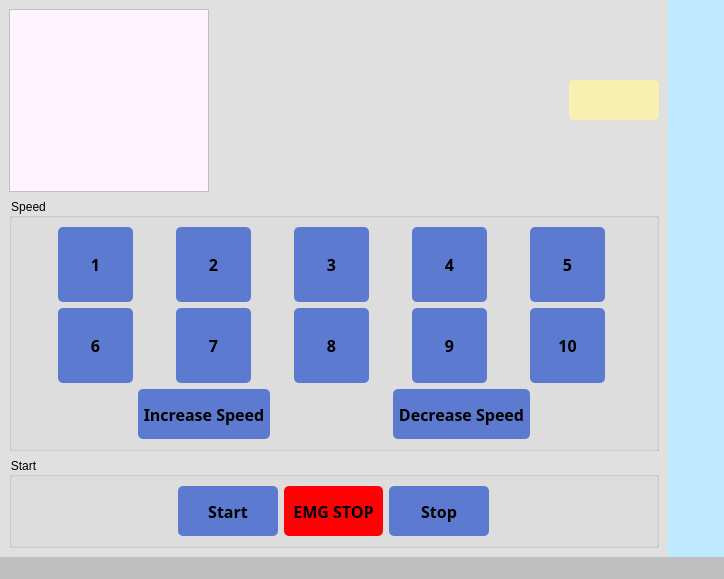
This is main.ui in AmirNikravan/Control-Monitor as Qt 5 draws it before an edit. The edited form follows.
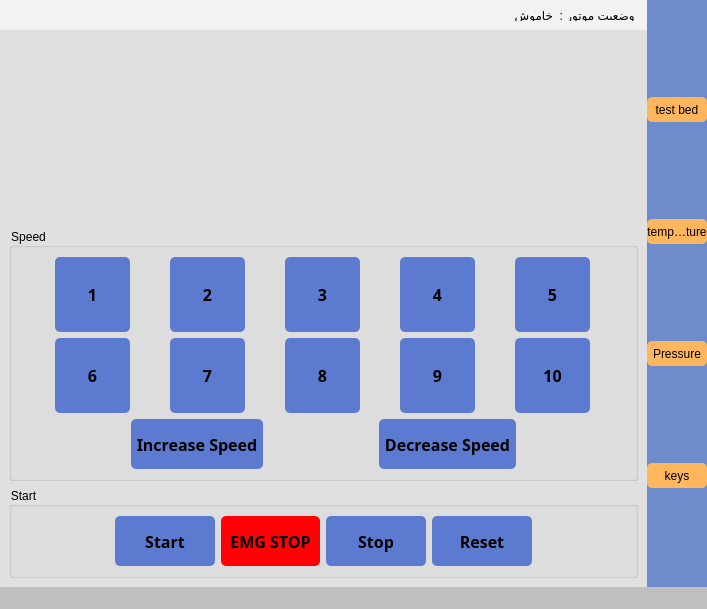
This is the edited form. Custom widgets are drawn as their Qt base class.

Diff of the .ui file:
```diff
--- a/main.ui
+++ b/main.ui
@@ -6,8 +6,8 @@
    <rect>
     <x>0</x>
     <y>0</y>
-    <width>724</width>
-    <height>574</height>
+    <width>707</width>
+    <height>591</height>
    </rect>
   </property>
   <property name="windowTitle">
@@ -37,6 +37,50 @@
      <number>0</number>
     </property>
     <item>
+     <layout class="QVBoxLayout" name="verticalLayout">
+      <item>
+       <widget class="QWidget" name="widget" native="true">
+        <property name="minimumSize">
+         <size>
+          <width>0</width>
+          <height>30</height>
+         </size>
+        </property>
+        <property name="styleSheet">
+         <string notr="true">background-color: rgb(241, 242, 243);</string>
+        </property>
+        <layout class="QHBoxLayout" name="horizontalLayout_8">
+         <item>
+          <spacer name="horizontalSpacer">
+           <property name="orientation">
+            <enum>Qt::Horizontal</enum>
+           </property>
+           <property name="sizeHint" stdset="0">
+            <size>
+             <width>40</width>
+             <height>20</height>
+            </size>
+           </property>
+          </spacer>
+         </item>
+         <item>
+          <widget class="QLabel" name="label_2">
+           <property name="text">
+            <string>خاموش</string>
+           </property>
+          </widget>
+         </item>
+         <item>
+          <widget class="QLabel" name="label">
+           <property name="text">
+            <string> وضعیت موتور :</string>
+           </property>
+          </widget>
+         </item>
+        </layout>
+       </widget>
+      </item>
+      <item>
      <widget class="QStackedWidget" name="stackedWidget">
       <property name="styleSheet">
        <string notr="true">background-color: rgb(224, 224, 224);</string>
@@ -63,20 +107,10 @@
            <number>0</number>
           </property>
           <item>
-           <widget class="QListWidget" name="listWidget">
-            <property name="maximumSize">
-             <size>
-              <width>200</width>
-              <height>16777215</height>
-             </size>
-            </property>
-            <property name="styleSheet">
-             <string notr="true">background-color: rgb(254, 243, 255);</string>
-            </property>
-           </widget>
+             <widget class="QWidget" name="rpm_gauge" native="true"/>
           </item>
           <item>
-           <widget class="AnalogGaugeWidget" name="widget" native="true">
+             <widget class="AnalogGaugeWidget" name="speed_gauge" native="true">
             <property name="minimumSize">
              <size>
               <width>320</width>
@@ -85,37 +119,6 @@
             </property>
            </widget>
           </item>
-          <item>
-           <widget class="QLabel" name="label">
-            <property name="minimumSize">
-             <size>
-              <width>90</width>
-              <height>40</height>
-             </size>
-            </property>
-            <property name="maximumSize">
-             <size>
-              <width>90</width>
-              <height>40</height>
-             </size>
-            </property>
-            <property name="font">
-             <font>
-              <family>IRANSansXFaNum</family>
-              <pointsize>14</pointsize>
-              <weight>75</weight>
-              <bold>true</bold>
-             </font>
-            </property>
-            <property name="styleSheet">
-             <string notr="true">background-color: rgb(249, 239, 177);
-border-radius : 5px;</string>
-            </property>
-            <property name="text">
-             <string/>
-            </property>
-           </widget>
-          </item>
          </layout>
         </item>
         <item>
@@ -465,6 +468,27 @@
                </property>
               </widget>
              </item>
+               <item>
+                <widget class="QToolButton" name="toolButton_reset">
+                 <property name="minimumSize">
+                  <size>
+                   <width>100</width>
+                   <height>50</height>
+                  </size>
+                 </property>
+                 <property name="font">
+                  <font>
+                   <family>IRANSansXFaNum</family>
+                   <pointsize>12</pointsize>
+                   <weight>75</weight>
+                   <bold>true</bold>
+                  </font>
+                 </property>
+                 <property name="text">
+                  <string>Reset</string>
+                 </property>
+                </widget>
+               </item>
             </layout>
            </item>
           </layout>
@@ -475,6 +499,8 @@
       <widget class="QWidget" name="page_2"/>
      </widget>
     </item>
+     </layout>
+    </item>
     <item>
      <widget class="QWidget" name="widget_2" native="true">
       <property name="minimumSize">
@@ -484,8 +510,87 @@
        </size>
       </property>
       <property name="styleSheet">
-       <string notr="true">background-color: rgb(190, 233, 255);</string>
+       <string notr="true">QWidget{background-color: rgb(110, 140, 204);}
+QToolButton{
+background-color: rgb(255, 182, 93);
+
+border-radius :5px;
+}
+QToolButton:hover{
+background-color: rgb(60, 60, 60);
+}
+
+</string>
       </property>
+      <layout class="QVBoxLayout" name="verticalLayout_4">
+       <property name="spacing">
+        <number>0</number>
+       </property>
+       <property name="leftMargin">
+        <number>0</number>
+       </property>
+       <property name="topMargin">
+        <number>0</number>
+       </property>
+       <property name="rightMargin">
+        <number>0</number>
+       </property>
+       <property name="bottomMargin">
+        <number>0</number>
+       </property>
+       <item>
+        <widget class="QToolButton" name="toolButton">
+         <property name="minimumSize">
+          <size>
+           <width>60</width>
+           <height>25</height>
+          </size>
+         </property>
+         <property name="text">
+          <string>test bed</string>
+         </property>
+        </widget>
+       </item>
+       <item>
+        <widget class="QToolButton" name="toolButton_2">
+         <property name="minimumSize">
+          <size>
+           <width>60</width>
+           <height>25</height>
+          </size>
+         </property>
+         <property name="text">
+          <string>temperature</string>
+         </property>
+        </widget>
+       </item>
+       <item>
+        <widget class="QToolButton" name="toolButton_3">
+         <property name="minimumSize">
+          <size>
+           <width>60</width>
+           <height>25</height>
+          </size>
+         </property>
+         <property name="text">
+          <string>Pressure</string>
+         </property>
+        </widget>
+       </item>
+       <item>
+        <widget class="QToolButton" name="toolButton_4">
+         <property name="minimumSize">
+          <size>
+           <width>60</width>
+           <height>25</height>
+          </size>
+         </property>
+         <property name="text">
+          <string>keys</string>
+         </property>
+        </widget>
+       </item>
+      </layout>
      </widget>
     </item>
    </layout>
```
Left out of the diff: 2 changed lines with no effect on the pictures. Lines whose indentation alone changed are shown as unchanged.
